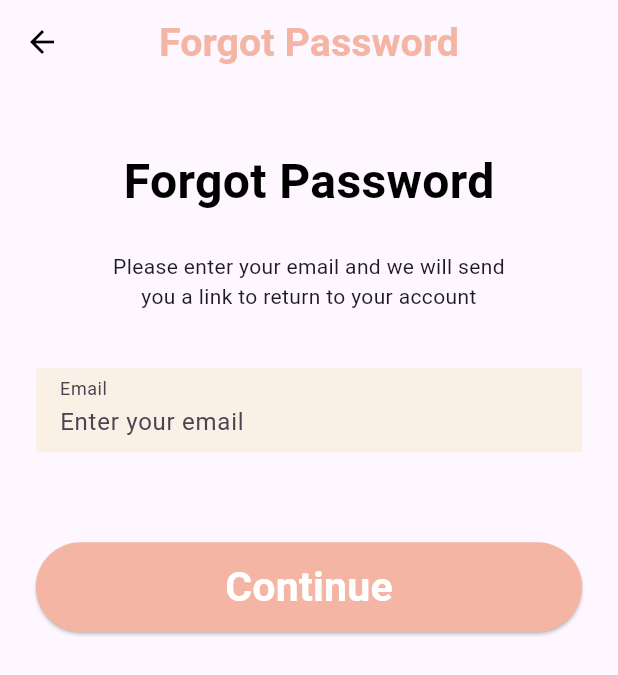
After one commit to yousefelsayed409/tasks, a Flutter app: the ForgotPasswordScreen screen opened by its route, on a phone screen of 412 x 824 dp. The commit adds this screen. Shown: the top 675 px of the screen. Run offline on Flutter 3.47's test engine with Material 3 defaults, Android fonts, the phone set to English and light mode, and no system bars; our stand-ins replace country_code_picker, flutter_screenutil.

Commit message:
feat: add forgot password screen with email input and navigation

```diff
--- a/lib/core/routes/app_route.dart
+++ b/lib/core/routes/app_route.dart
@@ -1,4 +1,5 @@
 import 'package:flutter/material.dart';
+import 'package:tasks/feature/auth/forget_password/presentation/view/forgot_password_screen.dart';
 import 'package:tasks/feature/auth/signin/presentation/view/signin_view.dart';
 import 'package:tasks/feature/auth/signup/presentation/view/sign_up_view.dart';
 
@@ -15,6 +16,8 @@ abstract class AppRoute {
         return MaterialPageRoute(builder: (_) => const SignInScreen());
       case signUpScreen:
         return MaterialPageRoute(builder: (_) => const SignUpScreen());
+         case forgetpasswordScreen:
+        return MaterialPageRoute(builder: (_) => const ForgotPasswordScreen());
       default:
         return MaterialPageRoute(
             builder: (_) => Scaffold(
--- /dev/null
+++ b/lib/feature/auth/forget_password/presentation/view/forgot_password_screen.dart
@@ -0,0 +1,32 @@
+import 'package:flutter/material.dart';
+import 'package:tasks/core/utils/app_color.dart';
+import 'package:tasks/core/utils/app_text_style.dart';
+
+
+import '../widget/body.dart';
+
+class ForgotPasswordScreen extends StatelessWidget {
+  static String routeName = "/forgot_password";
+
+  const ForgotPasswordScreen({super.key});
+  @override
+  Widget build(BuildContext context) {
+    return Scaffold(
+      appBar: AppBar(
+        backgroundColor: Colors.transparent,
+        leading: IconButton(
+            onPressed: () {
+              Navigator.of(context).pop();
+            },
+            icon: const Icon(Icons.arrow_back, color: AppColors.black)),
+        title: Text(
+          "Forgot Password",
+          style: AppStyles.textStyle23,
+        ),
+        elevation: 0,
+        centerTitle: true,
+      ),
+      body: const Body(),
+    );
+  }
+}
--- /dev/null
+++ b/lib/feature/auth/forget_password/presentation/widget/body.dart
@@ -0,0 +1,78 @@
+import 'package:flutter/material.dart';
+import 'package:flutter_screenutil/flutter_screenutil.dart';
+import 'package:tasks/core/utils/app_text_style.dart';
+import 'package:tasks/core/widget/csutom_elevated_button.dart';
+import 'package:tasks/core/widget/csutom_form_field.dart';
+import 'package:tasks/core/widget/form_error.dart';
+
+
+
+
+class Body extends StatelessWidget {
+  const Body({super.key});
+
+  @override
+  Widget build(BuildContext context) {
+    return SizedBox(
+      width: double.infinity,
+      child: SingleChildScrollView(
+        child: Padding(
+          padding: EdgeInsets.symmetric(horizontal: 20.h),
+          child: Column(
+            children: [
+              SizedBox(height: 35.h),
+              Text("Forgot Password", style: AppStyles.textStyle28),
+              SizedBox(height: 20.h),
+              const Text(
+                "Please enter your email and we will send \nyou a link to return to your account",
+                textAlign: TextAlign.center,
+              ),
+              SizedBox(height: 25.h),
+              const ForgotPassForm(),
+            ],
+          ),
+        ),
+      ),
+    );
+  }
+}
+
+class ForgotPassForm extends StatefulWidget {
+  const ForgotPassForm({super.key});
+
+  @override
+  _ForgotPassFormState createState() => _ForgotPassFormState();
+}
+
+class _ForgotPassFormState extends State<ForgotPassForm> {
+  final _formKey = GlobalKey<FormState>();
+  List<String> errors = [];
+  String? email;
+  @override
+  Widget build(BuildContext context) {
+    return Form(
+      key: _formKey,
+      child: Column(
+        children: [
+         CustomFormField(
+            labelText: 'Email',
+            hintText: 'Enter your email',),
+          const SizedBox(height: (20)),
+          FormError(errors: errors),
+          const SizedBox(height: 20),
+
+          const SizedBox(height: 20),
+CustomElevatedButton(
+  height: 50.h,
+  onPressed: () {
+
+  },
+  text: 'Continue'),
+
+          SizedBox(height: 15.h),
+
+        ],
+      ),
+    );
+  }
+}
```
